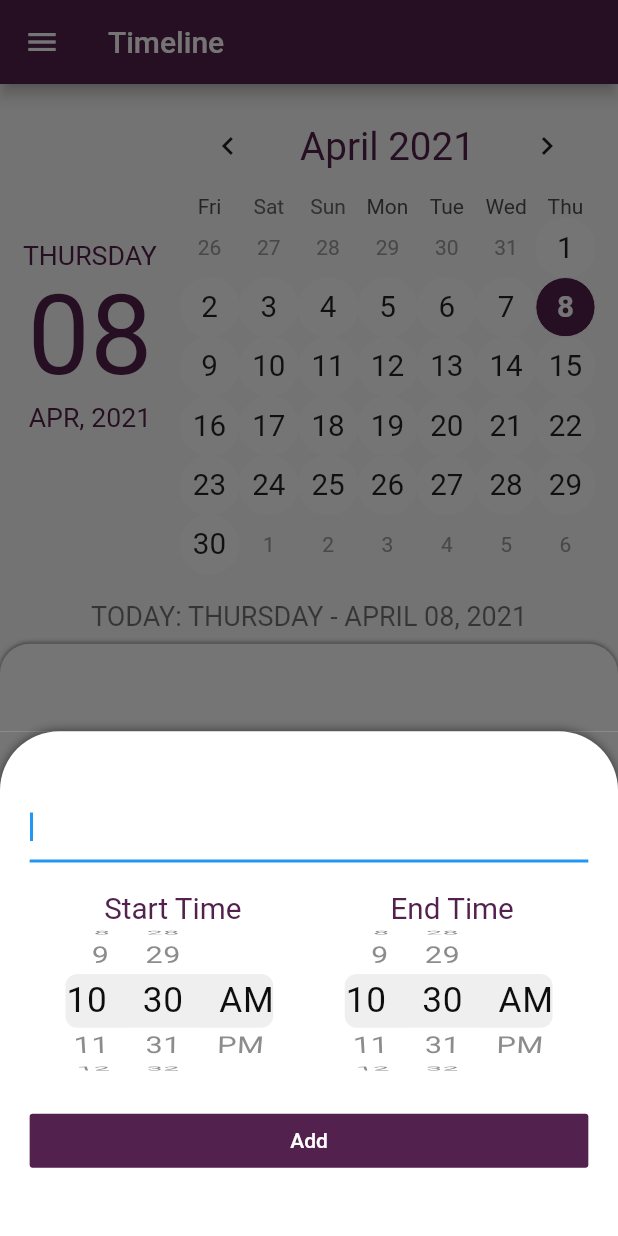
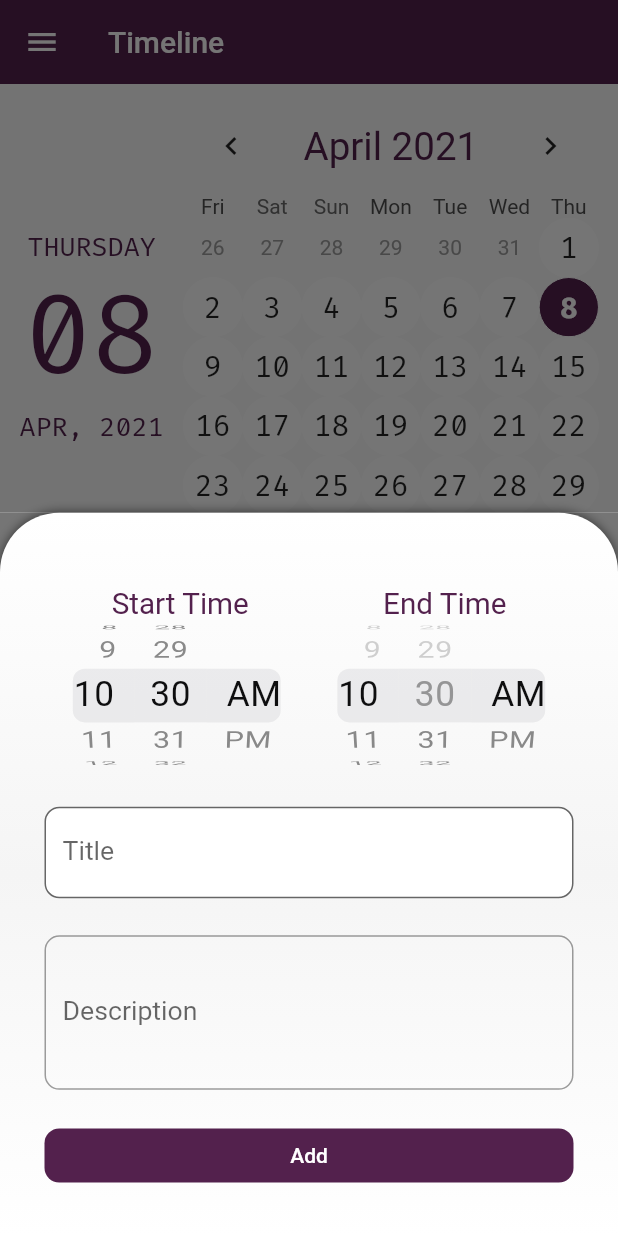
Before and after one commit to Aboidrees/Timeline, a Flutter app: the screen it shows after launch, after a tap on the "add" icon, on a phone screen of 412 x 824 dp. Run offline on Flutter 3.47's test engine with Material 2 defaults, Android fonts, the phone set to English and light mode, and no system bars; drawn by our look-alikes of table_calendar; our stand-ins replace shared_preferences, timelines; Roboto replaces fonts that are missing (Montserrat); statements that could not run were skipped.

Commit message:
timeline, sorting, eliminating overlapping, state lifting

```diff
--- a/lib/const.dart
+++ b/lib/const.dart
@@ -18,3 +18,5 @@ const Map<String, Color> dayColors = {
   'weekend': Colors.red,
   'outside': Colors.grey,
 };
+
+DateTime midnight(date) => DateTime.parse("${date.year}-${date.month.toString().padLeft(2, '0')}-${date.day.toString().padLeft(2, '0')} 00:00:00.000Z");
--- a/lib/models/period.dart
+++ /dev/null
@@ -1,6 +0,0 @@
-class Period {
-  final String periodTitle;
-  DateTime start;
-  DateTime end;
-  Period({this.periodTitle, this.start, this.end});
-}
--- a/lib/screens/Home/home_page.dart
+++ b/lib/screens/Home/home_page.dart
@@ -1,8 +1,12 @@
+import 'dart:convert';
+
 import 'package:flutter/material.dart';
 import 'package:shared_preferences/shared_preferences.dart';
 import 'package:table_calendar/table_calendar.dart';
 import 'package:timeline/screens/Home/widgets/add_study_period.dart';
 import 'package:timeline/screens/Home/widgets/calendar_box.dart';
+import 'package:timeline/screens/timeline/timeline.dart';
+import 'package:timeline/service.dart';
 import 'package:timeline/size_config.dart';
 
 class HomePage extends StatefulWidget {
@@ -16,36 +20,63 @@ class HomePage extends StatefulWidget {
 
 class _HomePageState extends State<HomePage> {
   CalendarController _calendarController;
-  Map<DateTime, List<dynamic>> _events;
-  List<dynamic> _selectedEvents;
+  Map<DateTime, List<dynamic>> _periods;
+  List<dynamic> _selectedDayPeriods;
   SharedPreferences prefs;
 
   @override
   void initState() {
     super.initState();
     _calendarController = CalendarController();
-    _events = {};
+    _selectedDayPeriods = [];
+    _periods = {};
+    _initPrefs();
+  }
+
+  void _initPrefs() async {
+    prefs = await SharedPreferences.getInstance();
+    setState(() {
+      _periods = Map<DateTime, List<dynamic>>.from(decodePeriods(json.decode(prefs.getString("events") ?? "{}")));
+    });
+  }
+
+  void _updateSelectedDayPeriod(List<dynamic> selectedDayPeriods) {
+    setState(() {
+      _selectedDayPeriods = selectedDayPeriods;
+    });
   }
 
   @override
   Widget build(BuildContext context) {
     SizeConfig().init(context);
     double defaultSize = SizeConfig.defaultSize;
+    _selectedDayPeriods.sort((a, b) => DateTime.parse(a['start']).compareTo(DateTime.parse(b['start'])));
+
     return Scaffold(
-      appBar: AppBar(title: Text(widget.title), leading: Icon(Icons.menu)),
+      appBar: AppBar(
+        title: Text(widget.title),
+        leading: Icon(Icons.menu),
+        elevation: 0,
+      ),
       body: SafeArea(
         child: Column(
           children: [
-            CalendarBoxWidget(calendarController: _calendarController, events: _events, selectedEvents: _selectedEvents),
+            CalendarBoxWidget(
+              calendarController: _calendarController,
+              periods: _periods,
+              updateSelectedDayPeriod: _updateSelectedDayPeriod,
+            ),
             Expanded(
               child: Container(
+                width: double.infinity,
                 decoration: BoxDecoration(
                   color: Colors.white,
-                  borderRadius: BorderRadius.only(
-                    topLeft: Radius.circular(defaultSize * 2),
-                    topRight: Radius.circular(defaultSize * 2),
-                  ),
+                  borderRadius: BorderRadius.only(topLeft: Radius.circular(defaultSize * 2), topRight: Radius.circular(defaultSize * 2)),
                   boxShadow: [BoxShadow(blurRadius: 2.0, color: Colors.black54)],
+                ),
+                child: Padding(
+                  padding: const EdgeInsets.all(8.0),
+                  child: DayTimeline(periods: _selectedDayPeriods),
                 ),
               ),
             ),
@@ -53,52 +84,42 @@ class _HomePageState extends State<HomePage> {
         ),
       ),
       floatingActionButton: FloatingActionButton(
-        onPressed: () {
-          // _showAddDialog(context);
-          showModalBottomSheet(
+        onPressed: () async {
+          final data = await showModalBottomSheet(
             context: context,
             isScrollControlled: true,
             builder: (context) => SingleChildScrollView(
               child: Container(
                 padding: EdgeInsets.only(bottom: 0),
                 child: AddPeriod(
+                  selectedPeriods: _selectedDayPeriods,
                   selectedDay: _calendarController.selectedDay,
                 ),
               ),
             ),
           );
+
+          setState(() {
+            if (data != null) {
+              (_periods.containsKey(_calendarController.selectedDay)) ? _periods[_calendarController.selectedDay].add(data) : _periods[_calendarController.selectedDay] = [data];
+              prefs.setString('events', jsonEncode(encodePeriods(_periods)));
+              _selectedDayPeriods = _periods[_calendarController.selectedDay];
+              // rebuildAllChildren(context);
+            }
+          });
         },
-        tooltip: 'Add a New Studing Period',
+        tooltip: 'Add a New Studding Period',
         child: Icon(Icons.add),
       ),
     );
   }
+
+  void rebuildAllChildren(BuildContext context) {
+    void rebuild(Element el) {
+      el.markNeedsBuild();
+      el.visitChildren(rebuild);
+    }
+
+    (context as Element).visitChildren(rebuild);
+  }
 }
-  // _showAddDialog(context) {
-  //   showDialog(
-  //     context: context,
-  //     builder: (context) => AlertDialog(
-  //       content: TextField(controller: _eventController),
-  //       actions: [
-  //         // ignore: deprecated_member_use
-  //         FlatButton(
-  //           onPressed: () {
-  //             setState(() {
-  //               if (_eventController.text.isEmpty) return;
-  //               if (_events[_calendarController.selectedDay] != null) {
-  //                 _events[_calendarController.selectedDay].add(_eventController.text);
-  //               } else {
-  //                 _events[_calendarController.selectedDay] = [_eventController.text];
-  //               }
-  //               _eventController.clear();
-  //               Navigator.pop(context);
-  //             });
-  //           },
-  //           color: primaryColor,
-  //           shape: RoundedRectangleBorder(borderRadius: BorderRadius.circular(SizeConfig.defaultSize / 2)),
-  //           child: Text('save'),
-  //         ),
-  //       ],
-  //     ),
-  //   );
-  // }
--- a/lib/screens/Home/widgets/add_study_period.dart
+++ b/lib/screens/Home/widgets/add_study_period.dart
@@ -2,39 +2,42 @@ import 'package:flutter/cupertino.dart';
 import 'package:flutter/foundation.dart';
 import 'package:flutter/material.dart';
 import 'package:timeline/const.dart';
-import 'package:timeline/models/period.dart';
 import 'package:timeline/size_config.dart';
 
 class AddPeriod extends StatefulWidget {
-  const AddPeriod({Key key, @required this.selectedDay}) : super(key: key);
+  const AddPeriod({Key key, @required this.selectedDay, @required this.selectedPeriods}) : super(key: key);
 
   final DateTime selectedDay;
+  final List<dynamic> selectedPeriods;
+
   @override
   _AddPeriodState createState() => _AddPeriodState();
 }
 
 class _AddPeriodState extends State<AddPeriod> {
-  @override
-  Widget build(BuildContext context) {
-    double defaultSize = SizeConfig.defaultSize;
-    double _timePickerWidth = (SizeConfig.screenWidth / 2) - defaultSize * 5;
   // Title Controller
   TextEditingController _titleController = TextEditingController();
+  TextEditingController _descController = TextEditingController();
 
   // Time period Controller
   DateTime _startTime = DateTime.now();
   DateTime _endTime = DateTime.now();
 
-    // Events
-    Map<DateTime, List<Period>> _periods;
-
-    // print(widget.selectedDay);
+  @override
+  Widget build(BuildContext context) {
+    double defaultSize = SizeConfig.defaultSize;
+    double _timePickerWidth = (SizeConfig.screenWidth / 2) - defaultSize * 5;
     return Container(
       color: Color(0xFF757575),
       child: Container(
-        padding: EdgeInsets.all(defaultSize * 2),
+        padding: EdgeInsets.all(defaultSize * 3),
         decoration: BoxDecoration(
           color: Colors.white,
+          gradient: LinearGradient(
+            begin: Alignment.topCenter,
+            end: Alignment.bottomCenter,
+            colors: [Colors.white, Colors.grey.shade100, Colors.white],
+          ),
           borderRadius: BorderRadius.only(topLeft: Radius.circular(defaultSize * 4), topRight: Radius.circular(defaultSize * 4)),
           boxShadow: [BoxShadow(blurRadius: 5.0, color: Colors.black54)],
         ),
@@ -47,19 +50,11 @@ class _AddPeriodState extends State<AddPeriod> {
             //   textAlign: TextAlign.center,
             //   style: TextStyle(fontSize: defaultSize * 2, fontWeight: FontWeight.bold, color: primaryColor),
             // ),
-            TextField(controller: _titleController, autofocus: true),
-            SizedBox(height: defaultSize * 2),
             Row(
               mainAxisAlignment: MainAxisAlignment.spaceAround,
               children: [
-                Text(
-                  'Start Time',
-                  style: TextStyle(fontSize: defaultSize * 2, color: primaryColor),
-                ),
-                Text(
-                  'End Time',
-                  style: TextStyle(fontSize: defaultSize * 2, color: primaryColor),
-                ),
+                Text('Start Time', style: TextStyle(fontSize: defaultSize * 2, color: primaryColor)),
+                Text('End Time', style: TextStyle(fontSize: defaultSize * 2, color: primaryColor)),
               ],
             ),
             Row(
@@ -69,67 +64,122 @@ class _AddPeriodState extends State<AddPeriod> {
                   height: defaultSize * 10,
                   width: _timePickerWidth,
                   child: CupertinoDatePicker(
-                      initialDateTime: _startTime,
+                    initialDateTime: DateTime.now(),
                     mode: CupertinoDatePickerMode.time,
-                      onDateTimeChanged: (time) {
-                        setState(() {
-                          _startTime = time;
-                        });
-                      }),
+                    onDateTimeChanged: (time) => setState(() => _startTime = time),
+                  ),
                 ),
                 SizedBox(
                   height: defaultSize * 10,
                   width: _timePickerWidth,
                   child: CupertinoDatePicker(
                     initialDateTime: _endTime,
+                    minimumDate: _startTime,
                     mode: CupertinoDatePickerMode.time,
-                      onDateTimeChanged: (time) {
-                        setState(() {
-                          _endTime = time;
-                        });
-                      }),
-                )
+                    onDateTimeChanged: (time) => setState(() => _endTime = time),
+                  ),
+                ),
               ],
+            ),
+            SizedBox(height: defaultSize * 2.5),
+            TextFormField(
+              controller: _titleController,
+              validator: (value) => (value.isEmpty) ? "Please Enter title" : null,
+              style: TextStyle(fontFamily: 'Montserrat', fontSize: defaultSize * 1.8),
+              decoration: InputDecoration(
+                labelText: "Title",
+                filled: true,
+                fillColor: Colors.white,
+                border: OutlineInputBorder(borderRadius: BorderRadius.circular(defaultSize)),
+              ),
+            ),
+            SizedBox(height: defaultSize * 2.5),
+            TextFormField(
+              controller: _descController,
+              minLines: 3,
+              maxLines: 5,
+              validator: (value) => (value.isEmpty) ? "Please Enter description" : null,
+              style: TextStyle(fontFamily: 'Montserrat', fontSize: defaultSize * 1.8),
+              decoration: InputDecoration(labelText: "Description", border: OutlineInputBorder(borderRadius: BorderRadius.circular(defaultSize))),
             ),
             SizedBox(height: defaultSize * 2),
 
             // ignore: deprecated_member_use
             FlatButton(
               color: primaryColor,
+              shape: RoundedRectangleBorder(borderRadius: BorderRadius.circular(defaultSize)),
               onPressed: () {
-                setState(() {
-                  if (_titleController.text.isEmpty) return;
-                  Period studyPeriod = Period(
-                    periodTitle: _titleController.text,
-                    start: _startTime,
-                    end: _endTime,
+                var checkResult = _checkPeriodOverlapping(widget.selectedPeriods, _startTime, _endTime);
+
+                if (checkResult != null) {
+                  showDialog(
+                    context: context,
+                    builder: (BuildContext context) => SimpleDialog(
+                        'The selected period is overlapping with ${checkResult['start'].hour.toString().padLeft(2, '0')}:${checkResult['start'].minute.toString().padLeft(2, '0')}   to   ${checkResult['end'].hour.toString().padLeft(2, '0')}:${checkResult['end'].minute.toString().padLeft(2, '0')}'),
                   );
-
-                  if (_periods[widget.selectedDay] != null) {
-                    _periods[widget.selectedDay].add(studyPeriod);
-                  } else {
-                    _periods[widget.selectedDay] = [studyPeriod];
+                  return false;
                 }
 
-                  // _titleController.clear();
-                  // Navigator.pop(context);
-                });
+                if (DateTimeRange(start: _startTime, end: _endTime).duration.inMinutes < 1) {
+                  showDialog(context: context, builder: (BuildContext context) => SimpleDialog('Start time is less than End time'));
+                  return false;
+                }
+
+                if (_titleController.text.isEmpty) {
+                  showDialog(context: context, builder: (BuildContext context) => SimpleDialog('period title should not be empty'));
+                  return false;
+                }
+
+                if (_descController.text.isEmpty) {
+                  showDialog(context: context, builder: (BuildContext context) => SimpleDialog('period desc should not be empty'));
+                  return false;
+                }
+                // return false;
+
+                Map<String, dynamic> studyPeriod = {
+                  "periodTitle": _titleController.text,
+                  "start": _startTime.toIso8601String(),
+                  "end": _endTime.toIso8601String(),
+                  "desc": _descController.text,
+                };
+
+                Navigator.pop(context, studyPeriod);
               },
               child: Text('Add', style: TextStyle(color: Colors.white)),
             ),
-            SizedBox(height: defaultSize * 2),
           ],
         ),
       ),
     );
   }
+
+  Map<String, DateTime> _checkPeriodOverlapping(List selectedPeriods, DateTime startTime, DateTime endTime) {
+    for (int i = 0; i < selectedPeriods.length; i++) {
+      DateTime __startTime = DateTime.parse(selectedPeriods[i]['start']);
+      DateTime __endTime = DateTime.parse(selectedPeriods[i]['end']);
+      if ((startTime.isAfter(__startTime) && startTime.isBefore(__endTime)) || (endTime.isAfter(__startTime) && endTime.isBefore(__endTime))) {
+        return {'start': __startTime, 'end': __endTime};
+      }
+    }
+  }
 }
 
-//               if (_eventController.text.isEmpty) return;
-//               if (_periods[_calendarController.selectedDay] != null) {
-//                 _periods[_calendarController.selectedDay].add(_eventController.text);
-//               } else {
-//                 _periods[_calendarController.selectedDay] = [_eventController.text];
-//               }
-//               _eventController.clear();
-//               Navigator.pop(context);
+class SimpleDialog extends StatelessWidget {
+  final message;
+  SimpleDialog(this.message);
+  @override
+  Widget build(BuildContext context) {
+    return AlertDialog(
+      //title: Text('Alert'),
+
+      content: Container(
+        height: SizeConfig.screenHeight / 12,
+        child: Center(child: Text(message, textAlign: TextAlign.center)),
+      ),
+      actions: <Widget>[
+        // usually buttons at the bottom of the dialog
+        TextButton(child: Icon(Icons.close, color: primaryColor), onPressed: () => Navigator.of(context).pop()),
+      ],
+    );
+  }
+}
--- a/lib/screens/Home/widgets/calendar_box.dart
+++ b/lib/screens/Home/widgets/calendar_box.dart
@@ -8,13 +8,13 @@ class CalendarBoxWidget extends StatefulWidget {
   const CalendarBoxWidget({
     Key key,
     @required this.calendarController,
-    @required this.events,
-    @required this.selectedEvents,
+    @required this.periods,
+    @required this.updateSelectedDayPeriod,
   }) : super(key: key);
 
   final CalendarController calendarController;
-  final Map<DateTime, List<dynamic>> events;
-  final List<dynamic> selectedEvents;
+  final Map<DateTime, List<dynamic>> periods;
+  final Function updateSelectedDayPeriod;
 
   @override
   _CalendarBoxWidgetState createState() => _CalendarBoxWidgetState();
@@ -37,15 +37,15 @@ class _CalendarBoxWidgetState extends State<CalendarBoxWidget> {
               children: [
                 Text(
                   '${weekDays[1][today.weekday - 1]}DAY',
-                  style: TextStyle(fontSize: defaultSize * 1.8, color: primaryColor),
+                  style: TextStyle(fontFamily: 'FiraCode', fontSize: defaultSize * 1.8, color: primaryColor),
                 ),
                 Text(
                   today.day.toString().padLeft(2, '0'),
-                  style: TextStyle(fontSize: defaultSize * 7.5, color: primaryColor),
+                  style: TextStyle(fontFamily: 'FiraCode', fontSize: defaultSize * 7.5, color: primaryColor),
                 ),
                 Text(
                   '${months[0][today.month - 1]}, ${today.year}',
-                  style: TextStyle(fontSize: defaultSize * 1.8, color: primaryColor),
+                  style: TextStyle(fontFamily: 'FiraCode', fontSize: defaultSize * 1.8, color: primaryColor),
                 )
               ],
             ),
@@ -54,7 +54,7 @@ class _CalendarBoxWidgetState extends State<CalendarBoxWidget> {
               height: defaultSize * 34,
               alignment: Alignment.center,
               child: TableCalendar(
-                events: widget.events,
+                events: widget.periods,
                 calendarController: widget.calendarController,
                 initialCalendarFormat: CalendarFormat.month,
                 headerStyle: HeaderStyle(
@@ -65,16 +65,17 @@ class _CalendarBoxWidgetState extends State<CalendarBoxWidget> {
                 daysOfWeekStyle: DaysOfWeekStyle(dowTextBuilder: (weekDay, locale) => weekDays[0][weekDay.weekday - 1]),
                 startingDayOfWeek: StartingDayOfWeek.friday,
                 weekendDays: const [DateTime.friday, DateTime.saturday],
-                onDaySelected: (DateTime date, List events, List holidays) {
+                onDaySelected: (DateTime date, List periods, List holidays) {
                   setState(() {
+                    widget.updateSelectedDayPeriod(periods);
                     widget.calendarController.setSelectedDay(date);
                   });
                 },
                 builders: CalendarBuilders(
-                  dayBuilder: (context, date, eventes) => DayBuilderWidget(date: date),
-                  todayDayBuilder: (context, date, eventes) => DayBuilderWidget(date: date, dayType: 'today'),
-                  selectedDayBuilder: (context, date, eventes) => DayBuilderWidget(date: date, dayType: 'selected'),
-                  weekendDayBuilder: (context, date, eventes) => DayBuilderWidget(date: date, dayType: 'weekend'),
+                  dayBuilder: (context, date, events) => DayBuilderWidget(date: date),
+                  todayDayBuilder: (context, date, events) => DayBuilderWidget(date: date, dayType: 'today'),
+                  selectedDayBuilder: (context, date, events) => DayBuilderWidget(date: date, dayType: 'selected'),
+                  weekendDayBuilder: (context, date, events) => DayBuilderWidget(date: date, dayType: 'weekend'),
                   holidayDayBuilder: (context, date, events) => DayBuilderWidget(date: date, dayType: 'holiday'),
                   outsideDayBuilder: (context, date, events) => DayBuilderWidget(date: date, dayType: 'outside'),
                   outsideWeekendDayBuilder: (context, date, events) => DayBuilderWidget(date: date, dayType: 'weekend'),
--- a/lib/screens/Home/widgets/day_builder.dart
+++ b/lib/screens/Home/widgets/day_builder.dart
@@ -22,6 +22,7 @@ class DayBuilderWidget extends StatelessWidget {
         date.day.toString(),
         style: TextStyle(
           fontSize: defaultSize * 2,
+          fontFamily: 'FiraCode',
           color: dayColors[dayType],
           fontWeight: ['selected', 'today'].contains(dayType) ? FontWeight.bold : FontWeight.normal,
         ),
--- /dev/null
+++ b/lib/screens/timeline/timeline.dart
@@ -0,0 +1,67 @@
+import 'package:flutter/material.dart';
+import 'package:timeline/const.dart';
+import 'package:timeline/size_config.dart';
+import 'package:timelines/timelines.dart';
+
+class DayTimeline extends StatelessWidget {
+  DayTimeline({this.periods});
+
+  final List<dynamic> periods;
+
+  @override
+  Widget build(BuildContext context) {
+    double defaultSize = SizeConfig.defaultSize;
+    return periods == null
+        ? Container(
+            width: double.infinity,
+            height: double.infinity,
+            color: Colors.yellowAccent,
+            child: Text('No Data'),
+          )
+        : SingleChildScrollView(
+            child: FixedTimeline.tileBuilder(
+              theme: TimelineThemeData(color: primaryColor, nodePosition: 0.2, indicatorPosition: 0.0),
+              builder: TimelineTileBuilder.connectedFromStyle(
+                oppositeContentsBuilder: (context, index) => Padding(
+                  padding: const EdgeInsets.all(8.0),
+                  child: Column(
+                    mainAxisAlignment: MainAxisAlignment.center,
+                    crossAxisAlignment: CrossAxisAlignment.center,
+                    children: [
+                      Text(
+                        "${DateTime.parse(periods[index]['start']).hour.toString().padLeft(2, '0')}:${DateTime.parse(periods[index]['start']).minute.toString().padLeft(2, '0')}",
+                        style: TextStyle(fontFamily: 'FiraCode', fontWeight: FontWeight.bold, fontSize: defaultSize * 1.6),
+                      ),
+                      Icon(Icons.keyboard_arrow_down_rounded),
+                      Text(
+                        "${DateTime.parse(periods[index]['end']).hour.toString().padLeft(2, '0')}:${DateTime.parse(periods[index]['end']).minute.toString().padLeft(2, '0')}",
+                        style: TextStyle(fontFamily: 'FiraCode', fontWeight: FontWeight.bold, fontSize: defaultSize * 1.6),
+                      ),
+                    ],
+                  ),
+                ),
+                contentsBuilder: (context, index) => Card(
+                  child: Padding(
+                    padding: const EdgeInsets.all(8.0),
+                    child: Column(
+                      mainAxisAlignment: MainAxisAlignment.start,
+                      crossAxisAlignment: CrossAxisAlignment.start,
+                      children: [
+                        Text(
+                          periods[index]['periodTitle'],
+                          style: TextStyle(fontWeight: FontWeight.bold, color: primaryColor, fontSize: defaultSize * 2, letterSpacing: 0.5),
+                        ),
+                        SizedBox(height: defaultSize),
+                        Text(periods[index]['desc']),
+                      ],
+                    ),
+                  ),
+                ),
+                connectorStyleBuilder: (context, index) => (index % 2 == 1) ? ConnectorStyle.dashedLine : ConnectorStyle.solidLine,
+                indicatorStyleBuilder: (context, index) => IndicatorStyle.outlined,
+                itemCount: periods.length,
+              ),
+            ),
+          );
+  }
+}
--- a/pubspec.yaml
+++ b/pubspec.yaml
@@ -30,6 +30,7 @@ dependencies:
   cupertino_icons: ^1.0.2
   table_calendar: ^2.3.3
   shared_preferences: ^2.0.5
+  timelines: ^0.1.0
 
 dev_dependencies:
   flutter_test:
@@ -62,6 +63,11 @@ flutter:
   # "family" key with the font family name, and a "fonts" key with a
   # list giving the asset and other descriptors for the font. For
   # example:
+  fonts:
+    - family: FiraCode
+      fonts:
+        - asset: assets/fonts/FiraCode.ttf
+
   # fonts:
   #   - family: Schyler
   #     fonts:
```
Also changed, not shown: lib/service.dart (added, +12 -0 lines), pubspec.lock, 19 other files. Lines whose indentation alone changed are shown as unchanged.
